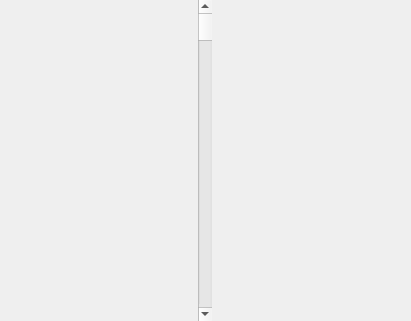
Qt form ui/abstracttextvisualization.ui (snip89/wsnsim-postprocessor) before a commit.
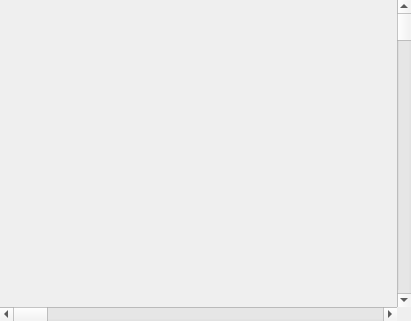
The same form after that commit.

What changed in the file:
```diff
--- a/ui/abstracttextvisualization.ui
+++ b/ui/abstracttextvisualization.ui
@@ -36,6 +36,13 @@
    <item row="0" column="0">
     <layout class="QGridLayout" name="vAreaGridLayout"/>
    </item>
+   <item row="1" column="0">
+    <widget class="QScrollBar" name="horizontalScrollBar">
+     <property name="orientation">
+      <enum>Qt::Horizontal</enum>
+     </property>
+    </widget>
+   </item>
   </layout>
  </widget>
  <resources/>
```
